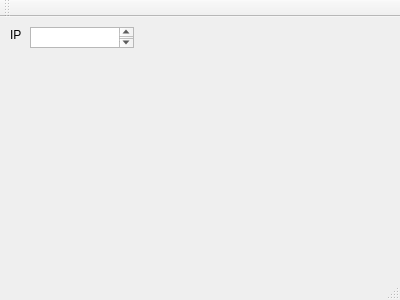
First picture: the form in mainwindow.ui, repository stzer/Seti_lab2_generator, before the edit.
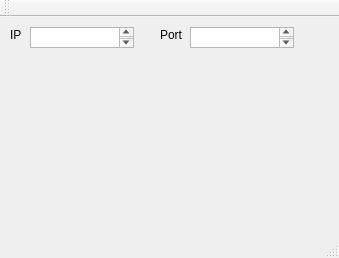
Second picture: the form after the edit.

Commit message: Add port label and field

The edit to the form file:
```diff
--- a/mainwindow.ui
+++ b/mainwindow.ui
@@ -6,8 +6,8 @@
    <rect>
     <x>0</x>
     <y>0</y>
-    <width>400</width>
-    <height>300</height>
+    <width>339</width>
+    <height>258</height>
    </rect>
   </property>
   <property name="windowTitle">
@@ -37,6 +37,29 @@
      </rect>
     </property>
    </widget>
+   <widget class="QTextEdit" name="textEdit_2">
+    <property name="geometry">
+     <rect>
+      <x>190</x>
+      <y>10</y>
+      <width>104</width>
+      <height>21</height>
+     </rect>
+    </property>
+   </widget>
+   <widget class="QLabel" name="label_2">
+    <property name="geometry">
+     <rect>
+      <x>160</x>
+      <y>10</y>
+      <width>31</width>
+      <height>16</height>
+     </rect>
+    </property>
+    <property name="text">
+     <string>Port</string>
+    </property>
+   </widget>
   </widget>
   <widget class="QMenuBar" name="menuBar">
    <property name="geometry">
```
Left out of the diff: 2 changed lines with no effect on the pictures.
